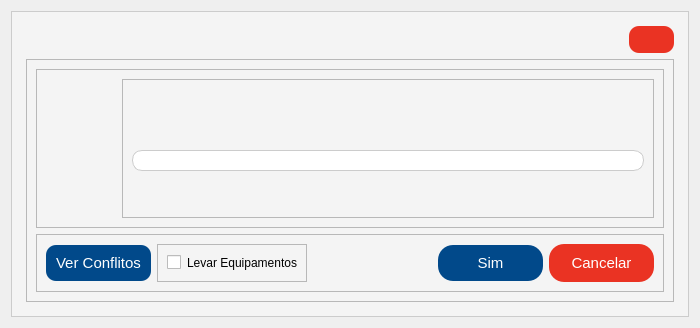
Before: the Qt Designer form App/view/ui/telaConfirmacao.ui in Senac-SOR-ADS/Mapa-de-Sala, drawn with Qt 5.
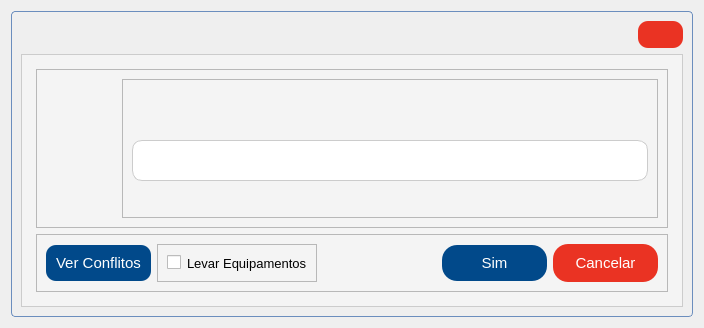
After: the same form once the commit is applied. Icons and pictures are not drawn.

Commit message:
Nova tela de confirmação
Finalizada a nova tela de confirmação e arrumado a tela de conflitos no icone de tela cheia

```diff
--- a/App/view/ui/telaConfirmacao.ui
+++ b/App/view/ui/telaConfirmacao.ui
@@ -15,10 +15,16 @@
   </property>
   <property name="styleSheet">
    <string notr="true">#fundo {
-    background-color: #f4f4f4;
+    background: qlineargradient(spread:pad, x1:0, y1:0, x2:0, y2:1, 
+                                stop:0 #E3F2FD, stop:1 #AFCDE7);
+    border: 1px solid #6B8EBE;
+    border-radius: 4px;
+}
+
+#fundo_2 {
+	background-color: #f4f4f4;
     border: 1px solid #ccc;
     padding: 5px;
-  
 }
 
 #btnCancelar {
@@ -75,7 +81,7 @@
     color: #333333;
     line-height: 1.5;
     border: 1px solid #ccc;
-    margin-bottom: 20px;
+    margin-bottom: 15px;
 }
 
 #aviso strong {
@@ -185,7 +191,19 @@
        </widget>
       </item>
       <item>
-       <widget class="QFrame" name="frame_2">
+       <widget class="QFrame" name="fundo_2">
+        <property name="minimumSize">
+         <size>
+          <width>662</width>
+          <height>253</height>
+         </size>
+        </property>
+        <property name="maximumSize">
+         <size>
+          <width>662</width>
+          <height>253</height>
+         </size>
+        </property>
         <property name="frameShape">
          <enum>QFrame::StyledPanel</enum>
         </property>
@@ -253,6 +271,9 @@
               <layout class="QVBoxLayout" name="verticalLayout_6">
                <item>
                 <widget class="QLabel" name="titulo">
+                 <property name="enabled">
+                  <bool>true</bool>
+                 </property>
                  <property name="maximumSize">
                   <size>
                    <width>16777215</width>
@@ -271,14 +292,19 @@
                </item>
                <item>
                 <widget class="QLabel" name="aviso">
+                 <property name="enabled">
+                  <bool>true</bool>
+                 </property>
                  <property name="maximumSize">
                   <size>
                    <width>16777215</width>
-                   <height>41</height>
+                   <height>56</height>
                   </size>
                  </property>
                  <property name="font">
-                  <font/>
+                  <font>
+                   <pointsize>10</pointsize>
+                  </font>
                  </property>
                  <property name="text">
                   <string/>
@@ -363,6 +389,11 @@
                </item>
                <item>
                 <widget class="QLabel" name="label_3">
+                 <property name="font">
+                  <font>
+                   <pointsize>10</pointsize>
+                  </font>
+                 </property>
                  <property name="text">
                   <string>Levar Equipamentos</string>
                  </property>
```
Left out of the diff: 3 changed lines with no effect on the pictures. The commit also changes 2 other files.
